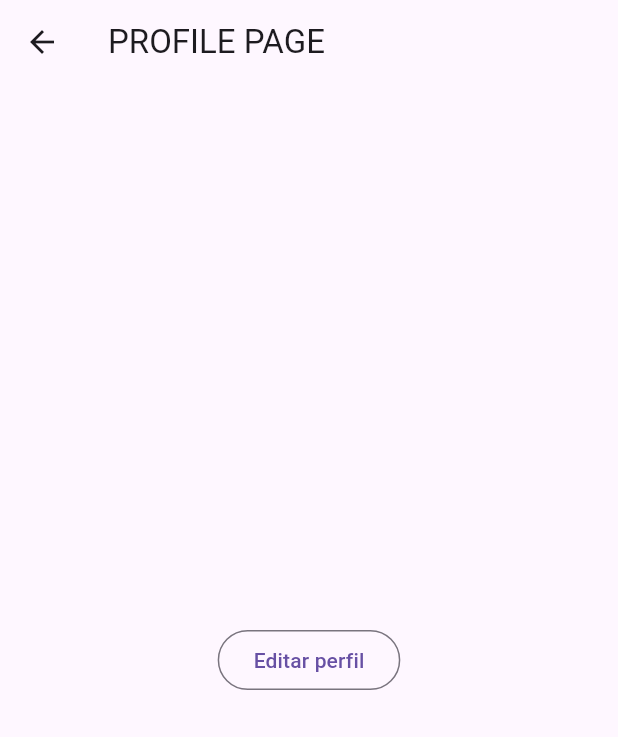
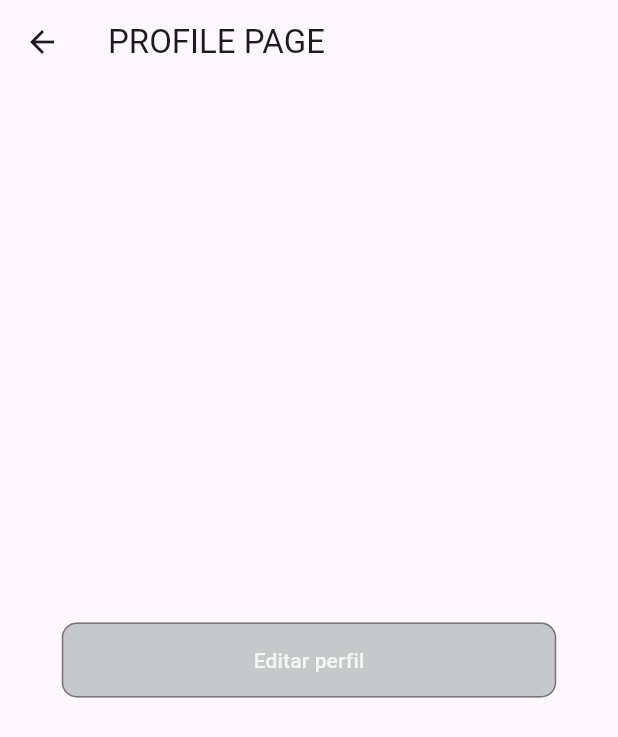
Before and after one commit to rjla-developer/rive_and_flutter, a Flutter app: the ProfileScreen screen opened directly, on a phone screen of 412 x 824 dp. Shown: the top 737 px of the screen. Run offline on Flutter 3.47's test engine with Material 3 defaults, Android fonts, the light colour scheme and no system bars; our stand-ins replace go_router, rive; missing offline and left inert: flutter_adaptive_scaffold.

Commit message:
Se creo el archivo constants.dart Se utilizan constantes en el diseño y se usa un ejemplo con MediaQuery.of(context).size;

```diff
--- /dev/null
+++ b/lib/constants.dart
@@ -0,0 +1,6 @@
+import 'package:flutter/material.dart';
+
+const kPrimaryColor = Color(0xFFEB0029);
+const kSecondaryColor = Color(0xFFF5F5F5);
+const kTertiaryColor = Color(0xFFC6C9C9);
+const kQuaternaryColor = Color(0xFF6A6867);
--- a/lib/screens/profile_screen/profile_screen.dart
+++ b/lib/screens/profile_screen/profile_screen.dart
@@ -2,22 +2,40 @@ import 'package:flutter/material.dart';
 
 //GoRouter:
 import 'package:go_router/go_router.dart';
+
+//Constants:
+import 'package:rive_and_flutter/constants.dart';
 
 class ProfileScreen extends StatelessWidget {
   const ProfileScreen({super.key});
 
   @override
   Widget build(BuildContext context) {
+    final screenSize = MediaQuery.of(context).size;
+
     return Scaffold(
       appBar: AppBar(
         title: const Text('PROFILE PAGE'),
       ),
       body: Center(
-        child: OutlinedButton(
-          child: const Text('Editar perfil'),
-          onPressed: () {
-            context.goNamed('Edit profile');
-          },
+        child: Padding(
+          padding: const EdgeInsets.symmetric(horizontal: 20),
+          child: OutlinedButton(
+            style: OutlinedButton.styleFrom(
+              backgroundColor: kTertiaryColor,
+              shape: RoundedRectangleBorder(
+                borderRadius: BorderRadius.circular(10),
+              ),
+              minimumSize: Size(screenSize.width * 0.8, 50),
+            ),
+            child: const Text(
+              'Editar perfil',
+              style: TextStyle(color: kSecondaryColor),
+            ),
+            onPressed: () {
+              context.goNamed('Edit profile');
+            },
+          ),
         ),
       ),
     );
```
